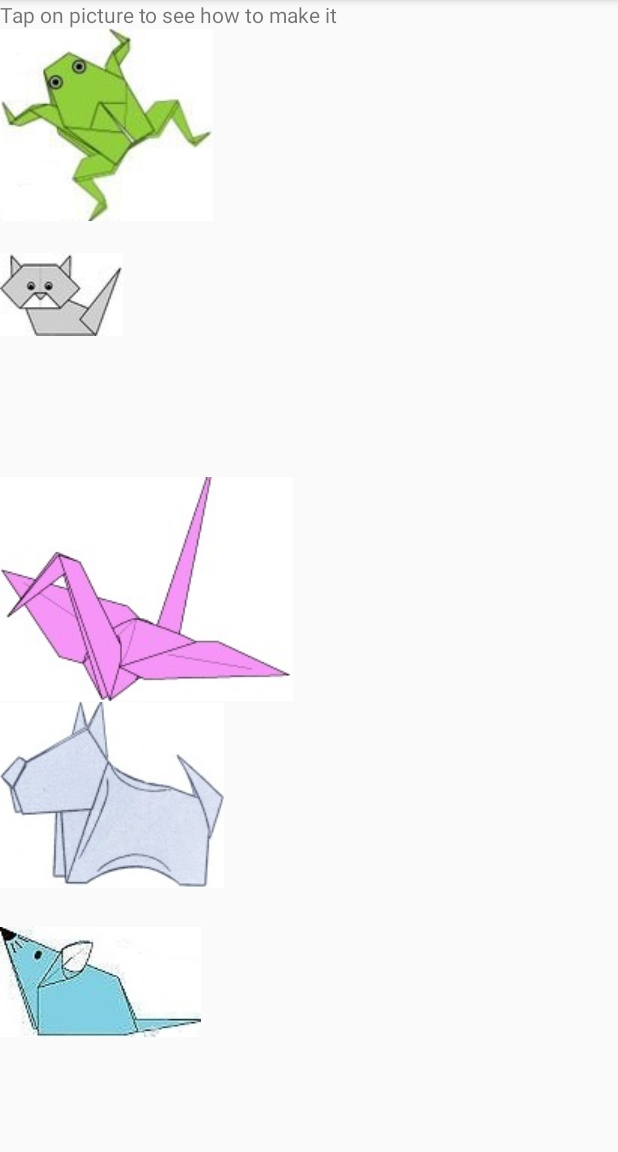
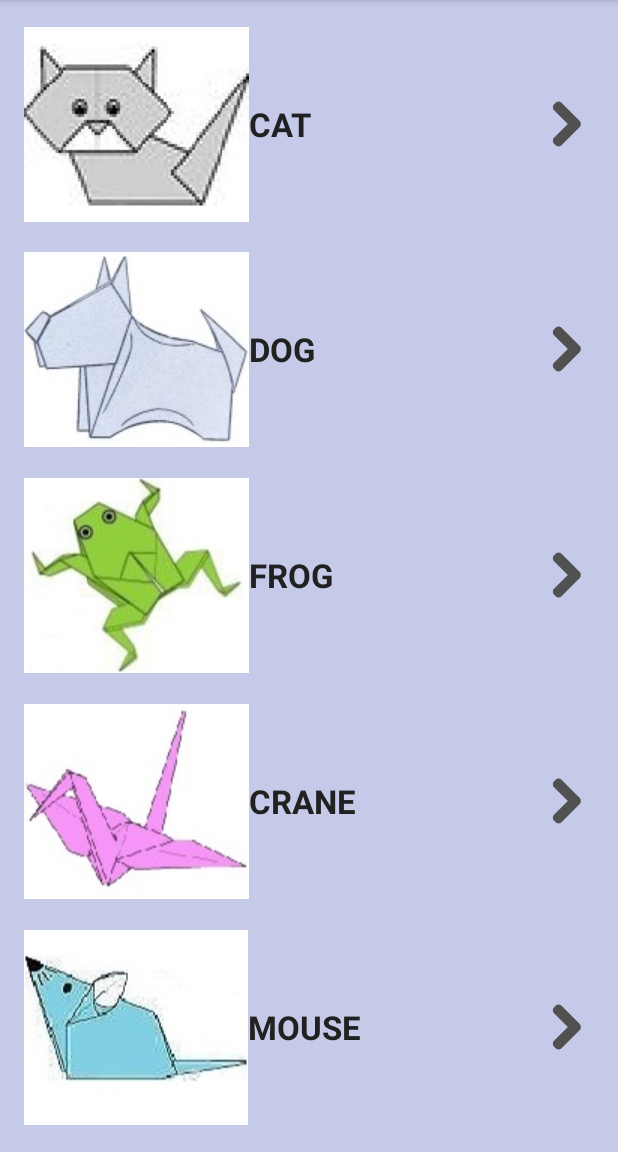
Before and after one commit to Alenka2704/FinalProject, an Android app: the screen it shows after launch (MainActivity), on a phone screen of 412 x 824 dp, the part 84-1236 px from its top. Run offline under Robolectric (Android 15) with nearby library versions, the phone set to English and light mode, and no system bars.

Commit message:
Pictures alignnment is still unclear

```diff
--- a/app/src/main/java/com/example/android/finalproject/MainActivity.java
+++ b/app/src/main/java/com/example/android/finalproject/MainActivity.java
@@ -1,8 +1,10 @@
 package com.example.android.finalproject;
 
+import android.content.Context;
 import android.content.Intent;
 import android.os.Bundle;
 import android.support.v7.app.AppCompatActivity;
+import android.view.LayoutInflater;
 import android.view.View;
 import android.widget.ImageView;
 import android.widget.LinearLayout;
@@ -14,53 +16,30 @@ public class MainActivity extends AppCompatActivity {
     protected void onCreate(Bundle savedInstanceState) {
         super.onCreate(savedInstanceState);
         setContentView(R.layout.activity_main);
+        final String animals[] = {"cat", "dog", "frog", "crane", "mouse"};
+        LinearLayout parentLayout = (LinearLayout) findViewById(R.id.parentLayout);
+        LayoutInflater layoutInflater = (LayoutInflater)
+                this.getSystemService(Context.LAYOUT_INFLATER_SERVICE);
+        for (int i = 0; i < animals.length; i++) {
 
-        final String[] names = {"frog", "cat", "crane", "dog", "mouse"};
-        LinearLayout parentLayout = (LinearLayout) findViewById(R.id.parentLayout);
-        LinearLayout lLayout[] = new LinearLayout[names.length]; //list of items
-        //special LinearLayout params
-        LinearLayout.LayoutParams llparams = new LinearLayout.LayoutParams(
-                LinearLayout.LayoutParams.WRAP_CONTENT,
-                LinearLayout.LayoutParams.WRAP_CONTENT);
-        llparams.height=0;
-        llparams.weight=1;
-        //params for LinearLayout children
-        LinearLayout.LayoutParams params = new LinearLayout.LayoutParams(
-                LinearLayout.LayoutParams.WRAP_CONTENT,
-                LinearLayout.LayoutParams.WRAP_CONTENT);
-
-        for (int i = 0; i < lLayout.length; i++) {
-            final int number = i;
-            //list item
-            lLayout[i] = new LinearLayout(this);
-            lLayout[i].setId(i);
-            lLayout[i].setLayoutParams(llparams);
-            lLayout[i].setOnClickListener(new View.OnClickListener() {
+            LinearLayout itemLayout = (LinearLayout) layoutInflater.inflate(R.layout.content_layout, parentLayout, false);
+            final int number=i;
+            itemLayout.setOnClickListener(new View.OnClickListener() {
                 @Override
                 public void onClick(View v) {
                     Intent myIntent = new Intent(MainActivity.this, InformationActivity.class);
-                    myIntent.putExtra("option", names[number]);
+                    myIntent.putExtra("option", animals[number]);
                     MainActivity.this.startActivity(myIntent);
                 }
             });
 
-            //list item contents
-            ImageView iv = new ImageView(this);
-            iv.setLayoutParams(params);
-            iv.setImageResource(getResources().getIdentifier(names[i] + "_res", "drawable", getPackageName()));
-            iv.setMaxHeight(LinearLayout.LayoutParams.MATCH_PARENT);
-            iv.setScaleType(ImageView.ScaleType.FIT_CENTER);
-            lLayout[i].addView(iv);
+            ImageView iv=(ImageView) itemLayout.findViewById(R.id.item_picture);
+            iv.setImageResource(getResources().getIdentifier(animals[i] + "_res", "drawable", getPackageName()));
 
-            TextView tv = new TextView(this);
-            tv.setLayoutParams(params);
-            tv.setText(names[i]);
-            tv.setAllCaps(true);
-            tv.setTextSize(18);
-            tv.setHeight(LinearLayout.LayoutParams.MATCH_PARENT);
-            lLayout[i].addView(tv);
+            TextView tv=(TextView)itemLayout.findViewById(R.id.item_name);
+            tv.setText(animals[i]);
 
-            parentLayout.addView(lLayout[i]);
+            parentLayout.addView(itemLayout, i);
         }
     }
 }
--- a/app/src/main/res/layout/activity_information.xml
+++ b/app/src/main/res/layout/activity_information.xml
@@ -17,5 +17,5 @@
         android:id="@+id/infoImage"
         android:layout_width="match_parent"
         android:layout_height="wrap_content"
-        android:scaleType="centerInside"/>
+        android:scaleType="fitCenter"/>
 </LinearLayout>
--- a/app/src/main/res/layout/activity_main.xml
+++ b/app/src/main/res/layout/activity_main.xml
@@ -6,10 +6,8 @@
     android:layout_width="match_parent"
     android:layout_height="match_parent"
     android:orientation="vertical"
+    android:background="#C5CAE9"
+    android:padding="8dp"
     tools:context="com.example.android.finalproject.MainActivity">
 
-    <TextView
-        android:layout_width="match_parent"
-        android:layout_height="wrap_content"
-        android:text="Tap on picture to see how to make it"/>
 </LinearLayout>
--- /dev/null
+++ b/app/src/main/res/layout/content_layout.xml
@@ -0,0 +1,34 @@
+<LinearLayout
+    android:id="@+id/parentLayout"
+    xmlns:android="http://schemas.android.com/apk/res/android"
+    xmlns:tools="http://schemas.android.com/tools"
+    android:layout_width="match_parent"
+    android:layout_height="0dp"
+    android:layout_margin="8dp"
+    android:layout_weight="1"
+    tools:context="com.example.android.finalproject.MainActivity">
+
+
+    <ImageView
+        android:layout_width="wrap_content"
+        android:id="@+id/item_picture"
+        android:layout_height="match_parent"/>
+
+    <TextView
+        android:layout_width="0dp"
+        android:id="@+id/item_name"
+        android:layout_height="wrap_content"
+        android:layout_weight="1"
+        android:layout_gravity="center"
+        android:textAllCaps="true"
+        android:textColor="#212121"
+        android:textSize="22dp"
+        android:fontFamily="sans-serif"
+        android:textStyle="bold"/>
+
+    <ImageView
+        android:layout_width="40dp"
+        android:layout_height="40dp"
+        android:layout_gravity="center"
+        android:src="@drawable/right_arrow"/>
+</LinearLayout>
```
Also changed, not shown: app/src/main/res/drawable/cat.jpg, app/src/main/res/drawable/cat_res.jpg, app/src/main/res/drawable/crane_res.jpg, app/src/main/res/drawable/dog.jpg, app/src/main/res/drawable/dog_res.jpg, app/src/main/res/drawable/frog.jpg, app/src/main/res/drawable/frog_res.jpg, app/src/main/res/drawable/mouse.jpg, app/src/main/res/drawable/mouse_res.jpg, app/src/main/res/drawable/right_arrow.png (added).
